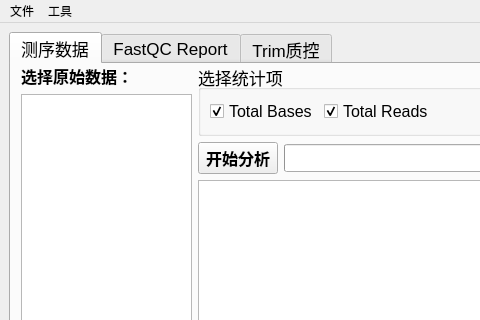
Qt form gui/ui_design/mainwindow.ui (yuanzheng/Metagenome) before a commit; both pictures show x 0 to 480 and y 0 to 320 of the 899 by 628 pixel window.
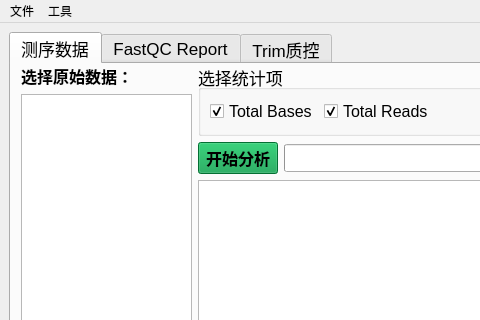
The same form after that commit. The open tabs and pages were chosen to show the change.

Commit message: Updated FASTQ analysis start button with green and to disable after threads launched

```diff
--- a/gui/ui_design/mainwindow.ui
+++ b/gui/ui_design/mainwindow.ui
@@ -176,6 +176,9 @@
                  <bold>true</bold>
                 </font>
                </property>
+               <property name="styleSheet">
+                <string notr="true">background-color: rgb(5, 155, 72);</string>
+               </property>
                <property name="text">
                 <string>开始分析</string>
                </property>
```
Left out of the diff: 4 changed lines with no effect on the pictures. The commit also changes 2 other files.
